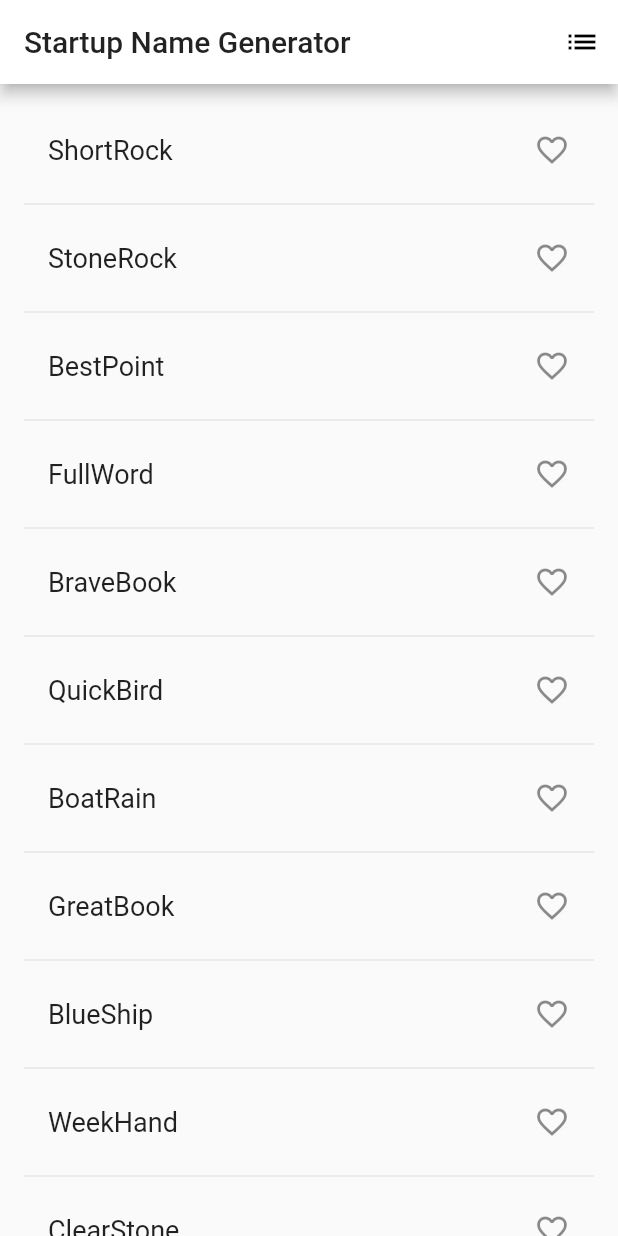
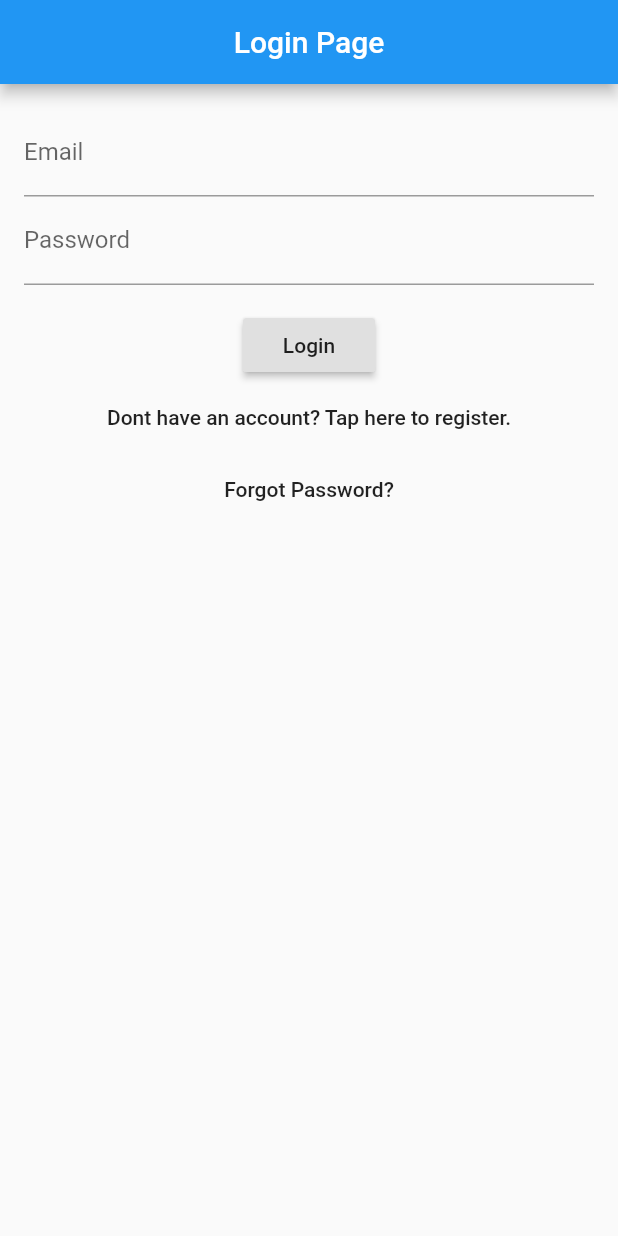
Before and after one commit to fauzannoorazhar/flutter-first-app, a Flutter app: the screen it shows after launch, on a phone screen of 412 x 824 dp. Run offline on Flutter 3.47's test engine with Material 2 defaults, Android fonts, the phone set to English and light mode, and no system bars; our stand-ins replace fluttertoast.

Commit message:
login page

```diff
--- a/lib/main.dart
+++ b/lib/main.dart
@@ -1,5 +1,5 @@
 import 'package:flutter/material.dart';
-import 'package:english_words/english_words.dart';
+import 'package:fluttertoast/fluttertoast.dart';
 
 void main() => runApp(MyApp());
 
@@ -9,7 +9,6 @@ class MyApp extends StatelessWidget {
 	Widget build(BuildContext context) {
 	return MaterialApp(
 		debugShowCheckedModeBanner: false,
-		title: 'Welcome To Flutter',
 			theme: ThemeData (
 				// This is the theme of your application.
 				//
@@ -21,107 +20,165 @@ class MyApp extends StatelessWidget {
 				// Notice that the counter didn't reset back to zero; the application
 				// is not restarted.
 				primarySwatch: Colors.blue,
-                primaryColor: Colors.white
+                primaryColor: Colors.blue
 			),
-			home: RandomWords(),
+			home: LoginPage(),
 		);
 	}
 }
 
-class RandomWordsState extends State<RandomWords> {
-	final List<WordPair> _list = <WordPair>[];
-	final TextStyle _textStyle = const TextStyle(fontSize: 18);
-	final Set<WordPair> _saved = Set<WordPair>();
-
-	Widget _buildList() {
-		return ListView.builder(
-			padding: const EdgeInsets.all(16),
-			itemBuilder: (BuildContext _context, int i) {
-				if (i.isOdd) {
-					return Divider();
+class LoginPage extends StatefulWidget {
+	State<StatefulWidget> createState() => new _LoginPageState();
 }
 
-				final int index = i ~/ 2;
+class _LoginPageState extends State<LoginPage> {
+	final TextEditingController _emailFilter = new TextEditingController();
+	final TextEditingController _passwordFilter = new TextEditingController();
+	String _email = "";
+	String _password = "";
+	FormType _form = FormType.login; // Our default setting is to login, and we should switch to creating an account when the user chooses to
 
-				if (index >= _list.length) {
-					_list.addAll(generateWordPairs().take(10));
+	_LoginPageState() {
+		_emailFilter.addListener(_emailListen);
+		_passwordFilter.addListener(_passwordListen);
 	}
 
-				return _buildRow(_list[index]);
+	void _emailListen() {
+		if (_emailFilter.text.isEmpty) {
+			_email = "";
+		} else {
+			_email = _emailFilter.text;
 		}
-		);
 	}
 
-	Widget _buildRow(WordPair pair) {
-		 final bool alreadySaved = _saved.contains(pair);
+	void _passwordListen() {
+		if (_passwordFilter.text.isEmpty) {
+			_password = "";
+		} else {
+			_password = _passwordFilter.text;
+		}
+	}
 
-		return ListTile(
-			title: Text(
-				pair.asPascalCase,
-				style: _textStyle,
-			),
-            trailing: Icon(
-                alreadySaved ? Icons.favorite : Icons.favorite_border,
-                color: alreadySaved ? Colors.red : null
-            ),
-            onTap: () {
+	// Swap in between our two forms, registering and logging in
+	void _formChange() async {
 		setState(() {
-                    if (alreadySaved) {
-                        _saved.remove(pair);
+			if (_form == FormType.register) {
+                _form = FormType.login;
             } else {
-                        _saved.add(pair);
+                _form = FormType.register;
             }
 		});
-            },
-		);
 	}
 
 	@override
 	Widget build(BuildContext context) {
-		return Scaffold(
-			appBar: AppBar(
-				title: Text('Startup Name Generator'),
-                actions: <Widget>[
-                    IconButton(icon:  Icon(Icons.list), onPressed: _pushSaved),
+		return new Scaffold(
+			appBar: new AppBar(
+				title: new Text('Login Page'),
+				centerTitle: true
+			),
+            body: Builder(
+                builder: (context) => Container(
+                padding: new EdgeInsets.all(16.0),
+                child: new Column(
+                    children: <Widget>[
+                        _widgetTextFields(),
+                        Container(
+                            margin: EdgeInsets.all(8),
+                        ),
+                        _widgetButtons(context),
                     ],
                 ),
-			body: _buildList(),
+            ),
+            )
 		);
 	}
 
-    void _pushSaved() {
-        Navigator.of(context).push(
-            MaterialPageRoute<void>(
-                builder: (BuildContext context) {
-                    final Iterable<ListTile> tiles = _saved.map(
-                        (WordPair pair) {
-                            return ListTile(
-                                title: Text(
-                                    pair.asPascalCase,
-                                    style: _textStyle,
+    Widget _widgetTextFields() {
+        return new Container(
+            child: new Column(
+                children: <Widget>[
+                    new Container(
+                        child: new TextField(
+                            controller: _emailFilter,
+                            decoration: new InputDecoration(
+                                labelText: 'Email'
+                            ),
+                        ),
+                    ),
+                    new Container(
+                        child: new TextField(
+                            controller: _passwordFilter,
+                            decoration: new InputDecoration(
+                                labelText: 'Password'
+                            ),
+                            obscureText: true,
+                        )
+                    )
+                ],
             ),
         );
-                        },
+    }
+
+    Widget _widgetButtons(BuildContext context) {
+        if (_form == FormType.login) {
+            return new Container(
+                child: new Column(
+                    children: <Widget>[
+                        new RaisedButton(
+                            onPressed: () => _loginPressed(context),
+                            child: new Text('Login'),
+                        ),
+                        new FlatButton(
+                            onPressed: _formChange,
+                            child: new Text('Dont have an account? Tap here to register.'),
+                        ),
+                        new FlatButton(
+                            onPressed: _passwordResetPressed,
+                            child: new Text('Forgot Password?')
+                        ),
+                    ],
+                ),
             );
-                    final List<Widget> divided = ListTile.divideTiles(
-                        context: context,
-                        tiles: tiles,
-                    )
-                    .toList();
-
-                    return Scaffold(
-                        appBar: AppBar(
-                            title: Text('Saced Suggestion'),
+        } else {
+            return new Container(
+                child: new Column(
+                    children: <Widget>[
+                        new RaisedButton(
+                            onPressed: _createAccountPressed,
+                            child: new Text('Create an account'),
                         ),
-                        body: ListView(children: divided),
-                    );
-                },
-            )
+                        new FlatButton(
+                            onPressed: _formChange,
+                            child: new Text('Have an account? Click here to login')
+                        ),
+                    ],
+                ),
             );
         }
     }
 
-class RandomWords extends StatefulWidget {
-	@override
-	RandomWordsState createState() => RandomWordsState();
+    void _loginPressed(BuildContext context) {
+        final scaffold = Scaffold.of(context);
+        scaffold.showSnackBar(
+            SnackBar(
+                content: Text('Selamat Datang $_email'),
+            ),
+        );
+        print('The user wants to login with $_email and $_password');
     }
+
+    void _createAccountPressed() {
+        print('The user wants to create an accoutn with $_email and $_password');
+    }
+
+    void _passwordResetPressed() {
+        print("The user wants a password reset request sent to $_email");
+    }
+}
+
+// Used for controlling wheter the user is loggin or creating an account
+enum FormType {
+	login,
+	register
+}
--- a/pubspec.yaml
+++ b/pubspec.yaml
@@ -17,8 +17,10 @@ environment:
   sdk: ">=2.1.0 <3.0.0"
 
 dependencies:
+  fluttertoast: ^3.1.3
   flutter:
     sdk: flutter
+
 
   # The following adds the Cupertino Icons font to your application.
   # Use with the CupertinoIcons class for iOS style icons.
```
Also changed, not shown: pubspec.lock. Lines whose indentation alone changed are shown as unchanged.
